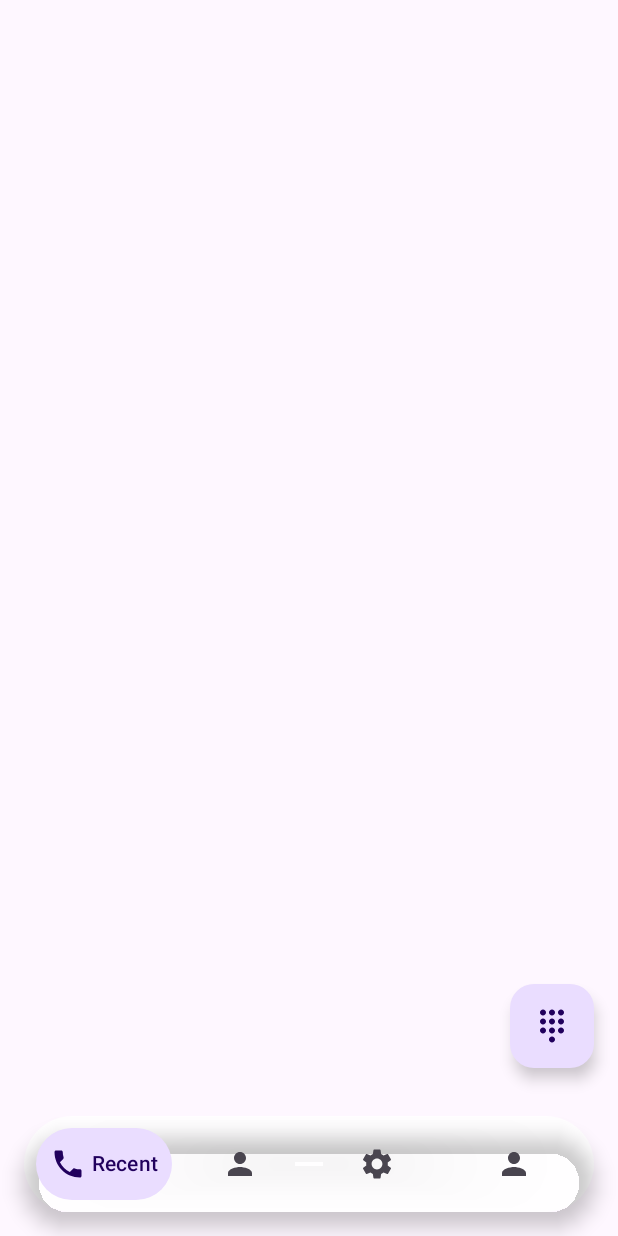
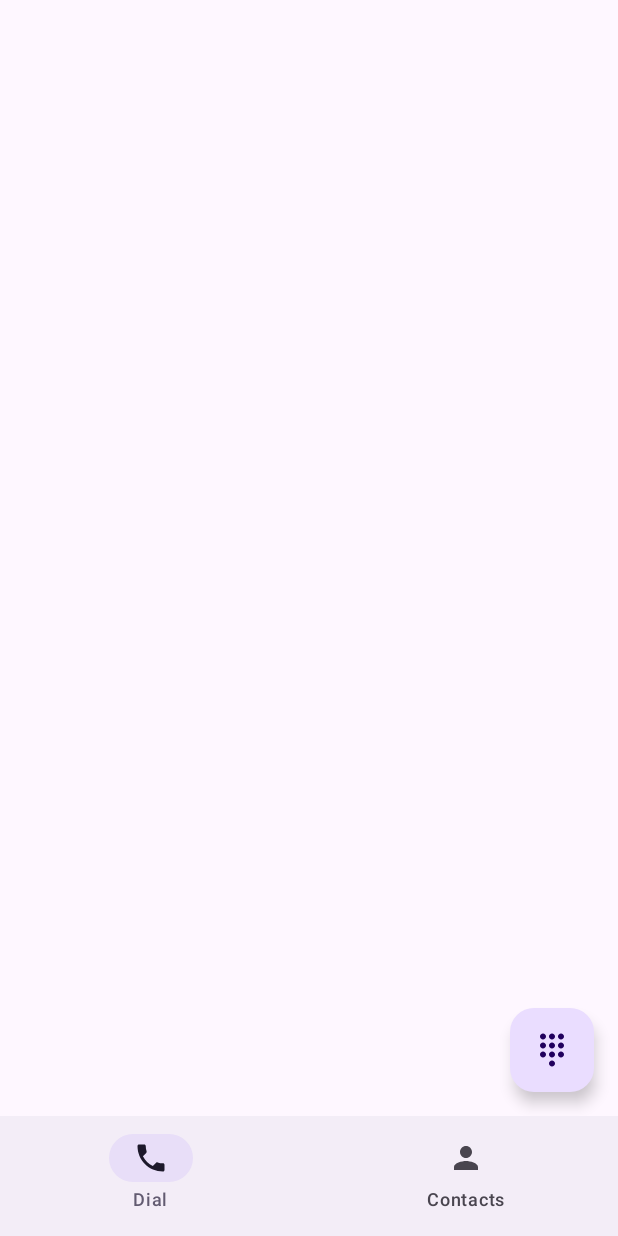
Before and after one commit to aniverse-cloud/Aniverse, an Android app built with Jetpack Compose: the screen it shows after launch (MainActivity), on a phone screen of 412 x 824 dp. Run offline under Robolectric (Android 15) with nearby library versions, the phone set to English and light mode, and no system bars.

Commit message:
Revert back to standard navigation bar
- Reverted the custom floating navigation pill to the standard Material 3 NavigationBar based on user feedback.
- Ensured keypad sizing and general layout are fully restored to the baseline state.

Co-authored-by: aniverse-cloud <208377934+aniverse-cloud@users.noreply.github.com>

```diff
--- a/AnPhone001/app/src/main/java/com/example/dialer/ContactsScreen.kt
+++ b/AnPhone001/app/src/main/java/com/example/dialer/ContactsScreen.kt
@@ -20,7 +20,7 @@ data class Contact(val name: String, val number: String)
 
 @OptIn(ExperimentalPermissionsApi::class)
 @Composable
-fun ContactsScreen(innerPadding: PaddingValues = PaddingValues(0.dp)) {
+fun ContactsScreen() {
     val context = LocalContext.current
     val permissionState = rememberPermissionState(Manifest.permission.READ_CONTACTS)
     var contacts by remember { mutableStateOf<List<Contact>>(emptyList()) }
--- a/AnPhone001/app/src/main/java/com/example/dialer/DialerScreen.kt
+++ b/AnPhone001/app/src/main/java/com/example/dialer/DialerScreen.kt
@@ -56,7 +56,7 @@ data class CallLogEntry(
 
 @OptIn(ExperimentalPermissionsApi::class)
 @Composable
-fun DialerScreen(navController: NavController? = null, innerPadding: PaddingValues = PaddingValues(0.dp)) {
+fun DialerScreen(navController: NavController? = null) {
     var phoneNumber by remember { mutableStateOf("") }
     var isKeypadVisible by remember { mutableStateOf(false) }
     val context = LocalContext.current
@@ -103,7 +103,7 @@ fun DialerScreen(navController: NavController? = null, innerPadding: PaddingValu
             }
 
             // Group by number
-            val grouped = fetchedCalls.groupBy { it.number }.map { (_, calls) ->
+            val grouped = fetchedCalls.groupBy { it.number }.map { (num, calls) ->
                 val first = calls.first()
                 val allLogs = calls.flatMap { it.logs }.sortedByDescending { it.dateMillis }
                 first.copy(count = calls.size, logs = allLogs)
@@ -177,8 +177,7 @@ fun DialerScreen(navController: NavController? = null, innerPadding: PaddingValu
             LazyColumn(
                 modifier = Modifier
                     .fillMaxWidth()
-                    .weight(1f),
-                contentPadding = innerPadding
+                    .weight(1f)
             ) {
                 items(displayList) { item ->
                     ListItem(
@@ -222,7 +221,7 @@ fun DialerScreen(navController: NavController? = null, innerPadding: PaddingValu
                 Column(
                     modifier = Modifier
                         .fillMaxWidth()
-                        .padding(bottom = innerPadding.calculateBottomPadding() + 16.dp),
+                        .padding(bottom = 16.dp),
                     horizontalAlignment = Alignment.CenterHorizontally
                 ) {
                     val keys = listOf(
@@ -279,7 +278,7 @@ fun DialerScreen(navController: NavController? = null, innerPadding: PaddingValu
                 onClick = { isKeypadVisible = true },
                 modifier = Modifier
                     .align(Alignment.BottomEnd)
-                    .padding(bottom = innerPadding.calculateBottomPadding() + 16.dp, end = 16.dp),
+                    .padding(16.dp),
                 containerColor = MaterialTheme.colorScheme.primaryContainer
             ) {
                 Icon(Icons.Filled.Dialpad, contentDescription = "Open Keypad")
@@ -290,7 +289,7 @@ fun DialerScreen(navController: NavController? = null, innerPadding: PaddingValu
                 onClick = { isKeypadVisible = false },
                 modifier = Modifier
                     .align(Alignment.BottomEnd)
-                    .padding(bottom = innerPadding.calculateBottomPadding() + 16.dp, end = 16.dp),
+                    .padding(16.dp),
                 containerColor = MaterialTheme.colorScheme.secondaryContainer
             ) {
                 Icon(Icons.Filled.KeyboardArrowDown, contentDescription = "Hide Keypad")
--- a/AnPhone001/app/src/main/java/com/example/dialer/MainActivity.kt
+++ b/AnPhone001/app/src/main/java/com/example/dialer/MainActivity.kt
@@ -15,30 +15,10 @@ import androidx.compose.material.icons.Icons
 import androidx.compose.material.icons.filled.Call
 import androidx.compose.material.icons.filled.Person
 import androidx.compose.material.icons.filled.Phone
-import androidx.compose.animation.AnimatedVisibility
-import androidx.compose.animation.animateColorAsState
-import androidx.compose.animation.animateContentSize
-import androidx.compose.animation.core.tween
-import androidx.compose.foundation.background
-import androidx.compose.foundation.clickable
-import androidx.compose.foundation.layout.Arrangement
-import androidx.compose.foundation.layout.Box
-import androidx.compose.foundation.layout.Row
-import androidx.compose.foundation.layout.WindowInsets
-import androidx.compose.foundation.layout.fillMaxWidth
-import androidx.compose.foundation.layout.navigationBars
-import androidx.compose.foundation.layout.windowInsetsPadding
-import androidx.compose.foundation.shape.CircleShape
-import androidx.compose.material.icons.filled.Settings
 import androidx.compose.material3.*
 import androidx.compose.runtime.*
-import androidx.compose.ui.Alignment
 import androidx.compose.ui.Modifier
-import androidx.compose.ui.draw.blur
-import androidx.compose.ui.draw.clip
-import androidx.compose.ui.graphics.Color
 import androidx.compose.ui.graphics.vector.ImageVector
-import androidx.compose.ui.unit.dp
 import androidx.navigation.NavGraph.Companion.findStartDestination
 import androidx.navigation.NavHostController
 import androidx.navigation.compose.NavHost
@@ -130,10 +110,8 @@ fun DialerAppTheme(content: @Composable () -> Unit) {
 }
 
 sealed class Screen(val route: String, val title: String, val icon: ImageVector) {
-    object Dialer : Screen("dialer", "Recent", Icons.Filled.Phone)
-    object Contacts : Screen("contacts", "Contact", Icons.Filled.Person)
-    object Settings : Screen("settings", "Settings", Icons.Filled.Settings)
-    object Profile : Screen("profile", "Profile", Icons.Filled.Person)
+    object Dialer : Screen("dialer", "Dial", Icons.Filled.Phone)
+    object Contacts : Screen("contacts", "Contacts", Icons.Filled.Person)
     object CallScreen : Screen("call_screen", "Call", Icons.Filled.Phone)
 }
 
@@ -141,21 +119,22 @@ sealed class Screen(val route: String, val title: String, val icon: ImageVector)
 fun DialerApp(navController: NavHostController) {
     val items = listOf(
         Screen.Dialer,
-        Screen.Contacts,
-        Screen.Settings,
-        Screen.Profile
+        Screen.Contacts
     )
     val navBackStackEntry by navController.currentBackStackEntryAsState()
     val currentRoute = navBackStackEntry?.destination?.route
 
     Scaffold(
         bottomBar = {
-            // Show bottom bar only on top-level screens
-            if (currentRoute in items.map { it.route }) {
-                FloatingNavigationBar(
-                    items = items,
-                    currentRoute = currentRoute,
-                    onItemClick = { screen ->
+            // Hide bottom bar on the CallScreen completely
+            if (currentRoute != Screen.CallScreen.route) {
+                NavigationBar {
+                    items.forEach { screen ->
+                        NavigationBarItem(
+                            icon = { Icon(screen.icon, contentDescription = screen.title) },
+                            label = { Text(screen.title) },
+                            selected = currentRoute == screen.route,
+                            onClick = {
                                 navController.navigate(screen.route) {
                                     popUpTo(navController.graph.findStartDestination().id) {
                                         saveState = true
@@ -167,18 +146,19 @@ fun DialerApp(navController: NavHostController) {
                         )
                     }
                 }
+            }
+        }
     ) { innerPadding ->
         // On CallScreen, we ignore inner padding to allow full edge-to-edge drawing
-        // We pass the modifier as-is because we are sending innerPadding into screens
-        // rather than padding the entire NavHost (which prevents glassmorphism overlay effects).
-        val modifier = Modifier
+        val modifier = if (currentRoute == Screen.CallScreen.route) {
+            Modifier
+        } else {
+            Modifier.padding(innerPadding)
+        }
 
         NavHost(navController, startDestination = Screen.Dialer.route, modifier) {
-            // Pass innerPadding down so bottom lists are not obscured by the floating nav bar
-            composable(Screen.Dialer.route) { DialerScreen(navController = navController, innerPadding = innerPadding) }
-            composable(Screen.Contacts.route) { ContactsScreen(innerPadding = innerPadding) }
-            composable(Screen.Settings.route) { SettingsScreen() }
-            composable(Screen.Profile.route) { ProfileScreen() }
+            composable(Screen.Dialer.route) { DialerScreen(navController) }
+            composable(Screen.Contacts.route) { ContactsScreen() }
             composable(Screen.CallScreen.route) { CallScreen(navController) }
             composable(
                 route = "call_detail/{number}/{name}"
@@ -193,83 +173,3 @@ fun DialerApp(navController: NavHostController) {
         }
     }
 }
-
-@Composable
-fun FloatingNavigationBar(
-    items: List<Screen>,
-    currentRoute: String?,
-    onItemClick: (Screen) -> Unit
-) {
-    Box(
-        modifier = Modifier
-            .fillMaxWidth()
-            .windowInsetsPadding(WindowInsets.navigationBars)
-            .padding(horizontal = 16.dp, vertical = 16.dp),
-        contentAlignment = Alignment.Center
-    ) {
-        // Implement glassmorphism-like background overlay effect
-        Box(
-            modifier = Modifier.fillMaxWidth(),
-            contentAlignment = Alignment.Center
-        ) {
-            // Background blur layer
-            Box(
-                modifier = Modifier
-                    .matchParentSize()
-                    .clip(CircleShape)
-                    .blur(16.dp)
-                    .background(Color(0xCCFFFFFF)) // Milky white effect
-            )
-            Surface(
-                modifier = Modifier.fillMaxWidth(),
-                shape = CircleShape,
-                shadowElevation = 8.dp,
-                color = Color.Transparent
-            ) {
-                Row(
-                    modifier = Modifier.fillMaxWidth().padding(horizontal = 8.dp, vertical = 8.dp),
-                    horizontalArrangement = Arrangement.SpaceEvenly,
-                    verticalAlignment = Alignment.CenterVertically
-                ) {
-                items.forEach { screen ->
-                    val selected = currentRoute == screen.route
-                    val backgroundColor by animateColorAsState(
-                        targetValue = if (selected) MaterialTheme.colorScheme.primaryContainer else Color.Transparent,
-                        animationSpec = tween(durationMillis = 300)
-                    )
-                    val contentColor by animateColorAsState(
-                        targetValue = if (selected) MaterialTheme.colorScheme.onPrimaryContainer else MaterialTheme.colorScheme.onSurfaceVariant,
-                        animationSpec = tween(durationMillis = 300)
-                    )
-
-                    Row(
-                        modifier = Modifier
-                            .weight(1f)
-                            .clip(CircleShape)
-                            .background(backgroundColor)
-                            .clickable { onItemClick(screen) }
-                            .padding(horizontal = 8.dp, vertical = 12.dp),
-                        verticalAlignment = Alignment.CenterVertically,
-                        horizontalArrangement = Arrangement.Center
-                    ) {
-                        Icon(
-                            imageVector = screen.icon,
-                            contentDescription = screen.title,
-                            tint = contentColor
-                        )
-                        AnimatedVisibility(visible = selected) {
-                            Text(
-                                text = screen.title,
-                                modifier = Modifier.padding(start = 4.dp),
-                                color = contentColor,
-                                style = MaterialTheme.typography.labelLarge,
-                                maxLines = 1
-                            )
-                        }
-                    }
-                }
-            }
-            }
-        }
-    }
-}
--- a/AnPhone001/app/src/main/java/com/example/dialer/ProfileScreen.kt
+++ /dev/null
@@ -1,15 +0,0 @@
-package com.example.dialer
-
-import androidx.compose.foundation.layout.Box
-import androidx.compose.foundation.layout.fillMaxSize
-import androidx.compose.material3.Text
-import androidx.compose.runtime.Composable
-import androidx.compose.ui.Alignment
-import androidx.compose.ui.Modifier
-
-@Composable
-fun ProfileScreen() {
-    Box(modifier = Modifier.fillMaxSize(), contentAlignment = Alignment.Center) {
-        Text("Profile Screen")
-    }
-}
--- a/AnPhone001/app/src/main/java/com/example/dialer/SettingsScreen.kt
+++ /dev/null
@@ -1,15 +0,0 @@
-package com.example.dialer
-
-import androidx.compose.foundation.layout.Box
-import androidx.compose.foundation.layout.fillMaxSize
-import androidx.compose.material3.Text
-import androidx.compose.runtime.Composable
-import androidx.compose.ui.Alignment
-import androidx.compose.ui.Modifier
-
-@Composable
-fun SettingsScreen() {
-    Box(modifier = Modifier.fillMaxSize(), contentAlignment = Alignment.Center) {
-        Text("Settings Screen")
-    }
-}
```
Also changed, not shown: 3 other files. Lines whose indentation alone changed are shown as unchanged.
